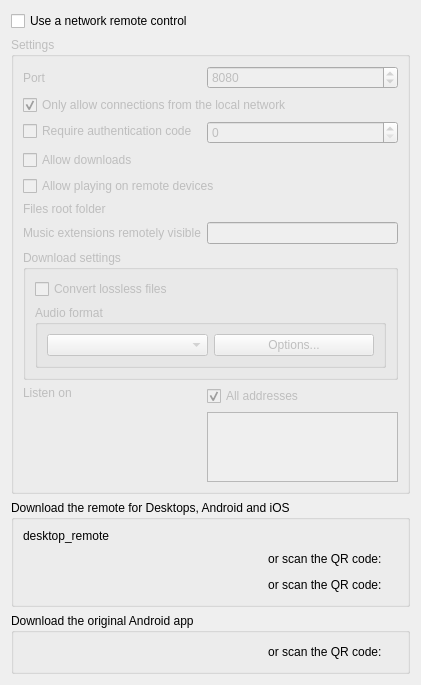
Qt form src/ui/networkremotesettingspage.ui (clementine-player/Clementine) before a commit.
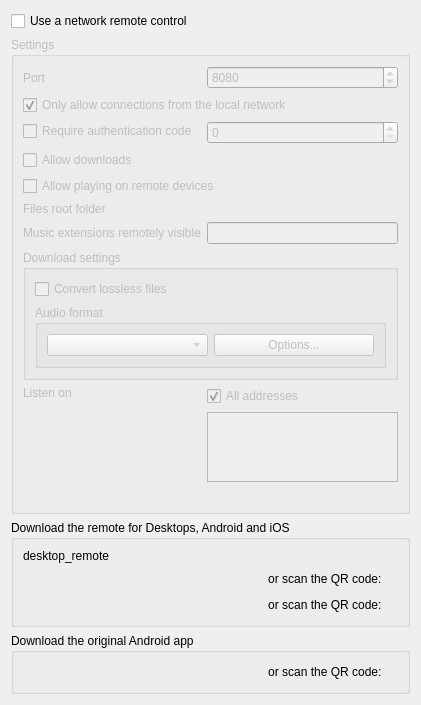
The same form after that commit. Icons and pictures are not drawn. Custom widgets are drawn as their Qt base class.

Diff of the .ui file:
```diff
--- a/src/ui/networkremotesettingspage.ui
+++ b/src/ui/networkremotesettingspage.ui
@@ -142,6 +142,13 @@
           </property>
          </widget>
         </item>
+        <item>
+         <widget class="QLabel" name="listen_warning">
+          <property name="wordWrap">
+           <bool>true</bool>
+          </property>
+         </widget>
+        </item>
        </layout>
       </item>
       <item row="3" column="0">
```
Left out of the diff: 5 changed lines with no effect on the pictures.
